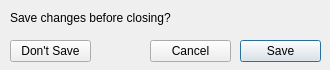
Before: the Qt Designer form src/desktop/ui/ConfirmCloseDialog.ui in akb825/NoteVault, drawn with Qt 5.
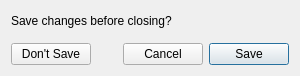
After: the same form once the commit is applied.

The edit to the form file:
```diff
--- a/src/desktop/ui/ConfirmCloseDialog.ui
+++ b/src/desktop/ui/ConfirmCloseDialog.ui
@@ -6,68 +6,99 @@
    <rect>
     <x>0</x>
     <y>0</y>
-    <width>330</width>
-    <height>70</height>
+    <width>300</width>
+    <height>76</height>
    </rect>
   </property>
+  <property name="sizePolicy">
+   <sizepolicy hsizetype="Expanding" vsizetype="Expanding">
+    <horstretch>0</horstretch>
+    <verstretch>0</verstretch>
+   </sizepolicy>
+  </property>
   <property name="windowTitle">
    <string>Save Changes</string>
   </property>
-  <widget class="QPushButton" name="saveButton">
-   <property name="geometry">
-    <rect>
-     <x>240</x>
-     <y>40</y>
-     <width>81</width>
-     <height>22</height>
-    </rect>
-   </property>
+  <layout class="QVBoxLayout" name="verticalLayout">
+   <item>
+    <layout class="QHBoxLayout" name="horizontalLayout_2">
+     <item>
+      <widget class="QLabel" name="label">
    <property name="text">
-    <string>Save</string>
-   </property>
-   <property name="default">
-    <bool>true</bool>
-   </property>
-  </widget>
+        <string>Save changes before closing?</string>
+       </property>
+      </widget>
+     </item>
+     <item>
+      <spacer name="horizontalSpacer_2">
+       <property name="orientation">
+        <enum>Qt::Horizontal</enum>
+       </property>
+       <property name="sizeHint" stdset="0">
+        <size>
+         <width>40</width>
+         <height>20</height>
+        </size>
+       </property>
+      </spacer>
+     </item>
+    </layout>
+   </item>
+   <item>
+    <spacer name="verticalSpacer">
+     <property name="orientation">
+      <enum>Qt::Vertical</enum>
+     </property>
+     <property name="sizeHint" stdset="0">
+      <size>
+       <width>20</width>
+       <height>40</height>
+      </size>
+     </property>
+    </spacer>
+   </item>
+   <item>
+    <layout class="QHBoxLayout" name="horizontalLayout">
+     <item>
   <widget class="QPushButton" name="dontSaveButton">
-   <property name="geometry">
-    <rect>
-     <x>10</x>
-     <y>40</y>
-     <width>81</width>
-     <height>22</height>
-    </rect>
-   </property>
    <property name="text">
     <string>Don't Save</string>
    </property>
   </widget>
+     </item>
+     <item>
+      <spacer name="horizontalSpacer">
+       <property name="orientation">
+        <enum>Qt::Horizontal</enum>
+       </property>
+       <property name="sizeHint" stdset="0">
+        <size>
+         <width>40</width>
+         <height>20</height>
+        </size>
+       </property>
+      </spacer>
+     </item>
+     <item>
   <widget class="QPushButton" name="cancelButton">
-   <property name="geometry">
-    <rect>
-     <x>150</x>
-     <y>40</y>
-     <width>81</width>
-     <height>22</height>
-    </rect>
-   </property>
    <property name="text">
     <string>Cancel</string>
    </property>
   </widget>
-  <widget class="QLabel" name="label">
-   <property name="geometry">
-    <rect>
-     <x>10</x>
-     <y>10</y>
-     <width>191</width>
-     <height>16</height>
-    </rect>
-   </property>
+     </item>
+     <item>
+      <widget class="QPushButton" name="saveButton">
    <property name="text">
-    <string>Save changes before closing?</string>
-   </property>
-  </widget>
+        <string>Save</string>
+       </property>
+       <property name="default">
+        <bool>true</bool>
+       </property>
+      </widget>
+     </item>
+    </layout>
+   </item>
+  </layout>
  </widget>
  <resources/>
  <connections/>
```
Lines whose indentation alone changed are shown as unchanged.
